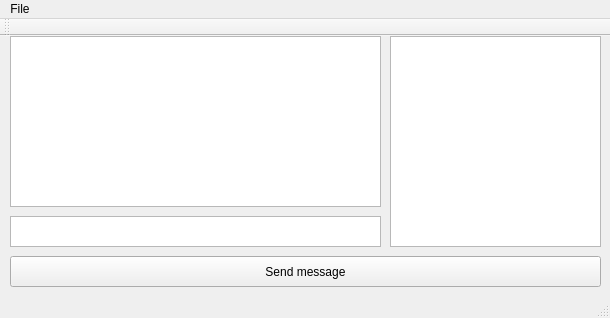
The window that impl/cpp/multitalk/multitalkwindow.ui (mswiders1/multitalk) describes before a commit, drawn with Qt 5.
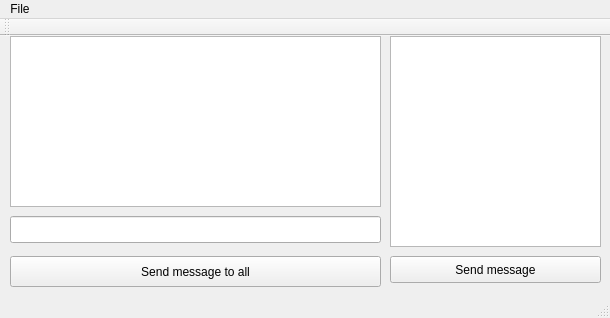
The same window after the commit.

Diff of the .ui file:
```diff
--- a/impl/cpp/multitalk/multitalkwindow.ui
+++ b/impl/cpp/multitalk/multitalkwindow.ui
@@ -27,27 +27,17 @@
      </rect>
     </property>
    </widget>
-   <widget class="QTextEdit" name="textEdit">
-    <property name="geometry">
-     <rect>
-      <x>10</x>
-      <y>180</y>
-      <width>371</width>
-      <height>31</height>
-     </rect>
-    </property>
-   </widget>
-   <widget class="QPushButton" name="pushButton">
+   <widget class="QPushButton" name="sendMsgAll">
     <property name="geometry">
      <rect>
       <x>10</x>
       <y>220</y>
-      <width>591</width>
+      <width>371</width>
       <height>31</height>
      </rect>
     </property>
     <property name="text">
-     <string>Send message</string>
+     <string>Send message to all</string>
     </property>
    </widget>
    <widget class="QListWidget" name="listWidget">
@@ -60,6 +50,29 @@
      </rect>
     </property>
    </widget>
+   <widget class="QPushButton" name="sendMsg">
+    <property name="geometry">
+     <rect>
+      <x>390</x>
+      <y>220</y>
+      <width>211</width>
+      <height>27</height>
+     </rect>
+    </property>
+    <property name="text">
+     <string>Send message</string>
+    </property>
+   </widget>
+   <widget class="QLineEdit" name="message">
+    <property name="geometry">
+     <rect>
+      <x>10</x>
+      <y>180</y>
+      <width>371</width>
+      <height>27</height>
+     </rect>
+    </property>
+   </widget>
   </widget>
   <widget class="QMenuBar" name="menuBar">
    <property name="geometry">
```
Left out of the diff: 2 changed lines with no effect on the pictures.
